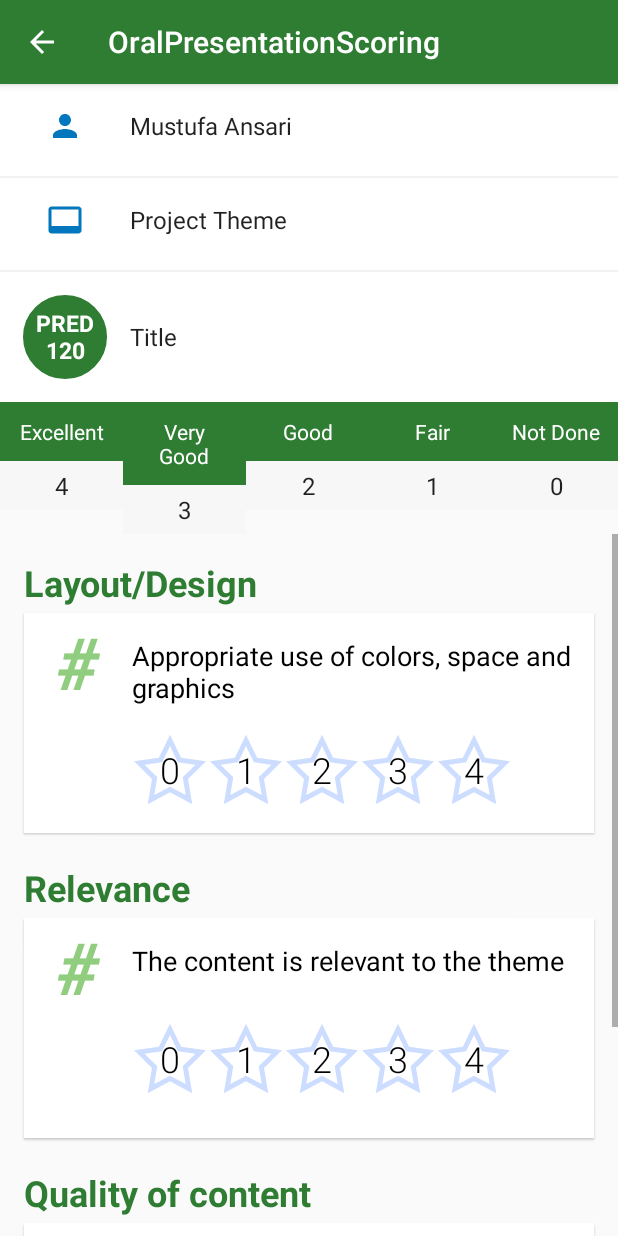
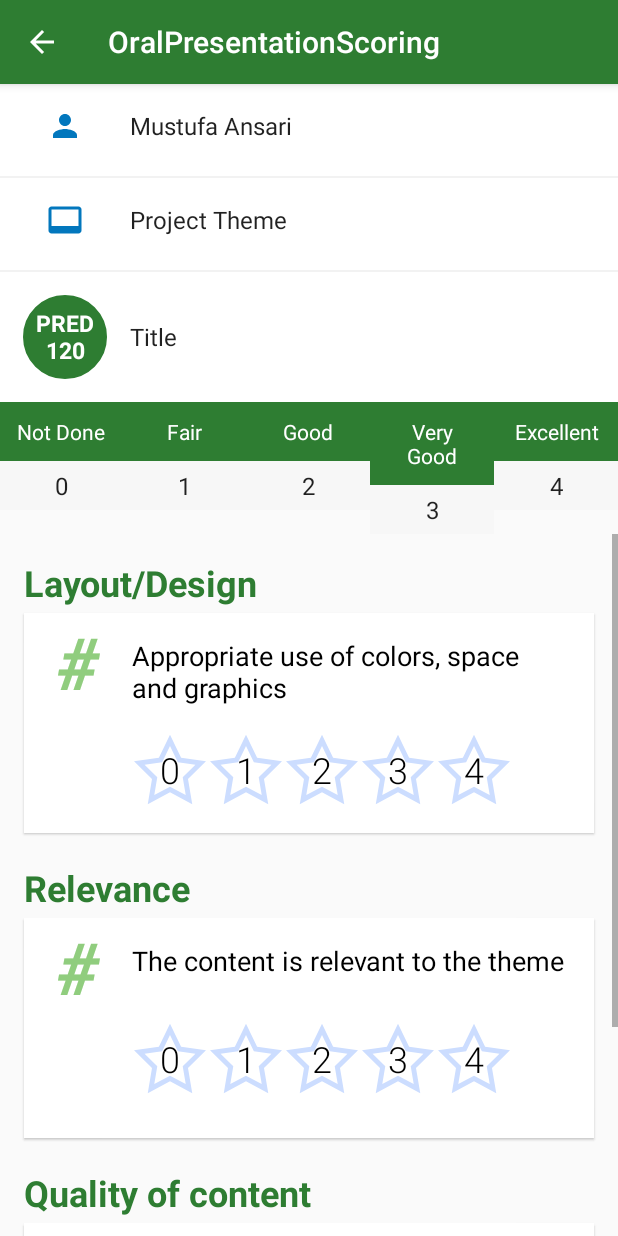
Before and after one commit to shznaqvi/ResearchDayScoringApp, an Android app: the ScoringActivity screen opened directly, with no data from a screen before it, on a phone screen of 412 x 824 dp. Run offline under Robolectric (Android 15) with nearby library versions, the phone set to English and light mode, and no system bars; our stand-ins replace data binding; 6 statements that could not run were skipped.

Commit message:
layout work

```diff
--- a/app/src/main/res/layout/activity_all_projects.xml
+++ b/app/src/main/res/layout/activity_all_projects.xml
@@ -2,11 +2,9 @@
 <layout>
 
     <RelativeLayout xmlns:android="http://schemas.android.com/apk/res/android"
-        xmlns:app="http://schemas.android.com/apk/res-auto"
         xmlns:tools="http://schemas.android.com/tools"
         android:layout_width="match_parent"
         android:layout_height="match_parent"
-        android:background="@android:color/white"
         tools:context=".ui.AllPosterProjectsActivity">
 
 
--- a/app/src/main/res/layout/activity_oral_presentation_scoring.xml
+++ b/app/src/main/res/layout/activity_oral_presentation_scoring.xml
@@ -166,61 +166,6 @@
             android:layout_height="wrap_content"
             android:orientation="horizontal">
 
-
-            <LinearLayout
-                android:layout_width="0dp"
-                android:layout_height="wrap_content"
-                android:layout_weight="1"
-                android:gravity="center"
-                android:orientation="vertical">
-
-                <TextView
-                    android:layout_width="match_parent"
-                    android:layout_height="wrap_content"
-                    android:background="@color/colorPrimary"
-                    android:gravity="center"
-                    android:padding="10dp"
-                    android:text="Excellent"
-                    android:textColor="@android:color/white" />
-
-                <TextView
-                    android:layout_width="match_parent"
-                    android:layout_height="wrap_content"
-                    android:background="#f7f7f7"
-                    android:gravity="center"
-                    android:padding="5dp"
-                    android:text="4"
-                    android:textAppearance="@style/TextAppearance.AppCompat.Subhead" />
-
-            </LinearLayout>
-
-            <LinearLayout
-                android:layout_width="0dp"
-                android:layout_height="wrap_content"
-                android:layout_weight="1"
-                android:gravity="center"
-                android:orientation="vertical">
-
-                <TextView
-                    android:layout_width="match_parent"
-                    android:layout_height="wrap_content"
-                    android:background="@color/colorPrimary"
-                    android:gravity="center"
-                    android:padding="10dp"
-                    android:text="Very Good"
-                    android:textColor="@android:color/white" />
-
-                <TextView
-                    android:layout_width="match_parent"
-                    android:layout_height="wrap_content"
-                    android:background="#f7f7f7"
-                    android:gravity="center"
-                    android:padding="5dp"
-                    android:text="3"
-                    android:textAppearance="@style/TextAppearance.AppCompat.Subhead" />
-
-            </LinearLayout>
-
             <LinearLayout
                 android:layout_width="0dp"
                 android:layout_height="wrap_content"
@@ -233,7 +178,7 @@
                     android:background="@color/colorPrimary"
                     android:gravity="center"
                     android:padding="10dp"
-                    android:text="Good"
+                    android:text="Not Done"
                     android:textColor="@android:color/white" />
 
                 <TextView
@@ -242,7 +187,7 @@
                     android:background="#f7f7f7"
                     android:gravity="center"
                     android:padding="5dp"
-                    android:text="2"
+                    android:text="0"
                     android:textAppearance="@style/TextAppearance.AppCompat.Subhead" />
 
             </LinearLayout>
@@ -285,7 +230,7 @@
                     android:background="@color/colorPrimary"
                     android:gravity="center"
                     android:padding="10dp"
-                    android:text="Not Done"
+                    android:text="Good"
                     android:textColor="@android:color/white" />
 
                 <TextView
@@ -294,10 +239,64 @@
                     android:background="#f7f7f7"
                     android:gravity="center"
                     android:padding="5dp"
-                    android:text="0"
+                    android:text="2"
                     android:textAppearance="@style/TextAppearance.AppCompat.Subhead" />
 
             </LinearLayout>
+            <LinearLayout
+                android:layout_width="0dp"
+                android:layout_height="wrap_content"
+                android:layout_weight="1"
+                android:gravity="center"
+                android:orientation="vertical">
+
+                <TextView
+                    android:layout_width="match_parent"
+                    android:layout_height="wrap_content"
+                    android:background="@color/colorPrimary"
+                    android:gravity="center"
+                    android:padding="10dp"
+                    android:text="Very Good"
+                    android:textColor="@android:color/white" />
+
+                <TextView
+                    android:layout_width="match_parent"
+                    android:layout_height="wrap_content"
+                    android:background="#f7f7f7"
+                    android:gravity="center"
+                    android:padding="5dp"
+                    android:text="3"
+                    android:textAppearance="@style/TextAppearance.AppCompat.Subhead" />
+
+            </LinearLayout>
+            <LinearLayout
+                android:layout_width="0dp"
+                android:layout_height="wrap_content"
+                android:layout_weight="1"
+                android:gravity="center"
+                android:orientation="vertical">
+
+                <TextView
+                    android:layout_width="match_parent"
+                    android:layout_height="wrap_content"
+                    android:background="@color/colorPrimary"
+                    android:gravity="center"
+                    android:padding="10dp"
+                    android:text="Excellent"
+                    android:textColor="@android:color/white" />
+
+                <TextView
+                    android:layout_width="match_parent"
+                    android:layout_height="wrap_content"
+                    android:background="#f7f7f7"
+                    android:gravity="center"
+                    android:padding="5dp"
+                    android:text="4"
+                    android:textAppearance="@style/TextAppearance.AppCompat.Subhead" />
+
+            </LinearLayout>
+
+
         </LinearLayout>
 
         <ScrollView
--- a/app/src/main/res/layout/item_content.xml
+++ b/app/src/main/res/layout/item_content.xml
@@ -46,6 +46,7 @@
             android:layout_width="match_parent"
             android:layout_height="wrap_content"
             android:layout_marginStart="72dp"
+            android:layout_marginEnd="16dp"
             android:layout_marginTop="16dp"
             android:textSize="18sp"
             android:maxLines="3"
```
Also changed, not shown: app/src/main/res/layout/item_comment.xml (+13 -0 lines), app/src/main/res/layout/list_item.xml (+32 -29 lines).
